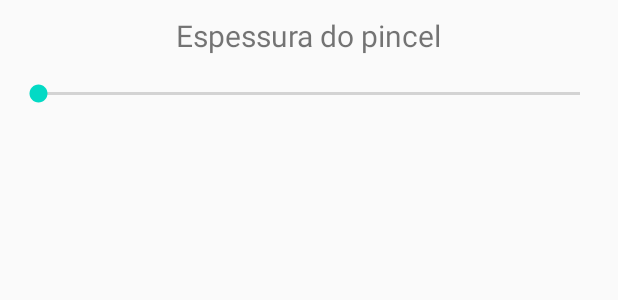
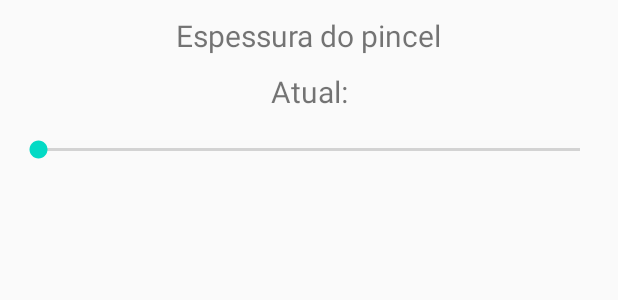
Before and after one commit to DuarteOlival99/Paint-grupo8, an Android app: the layout pincel_change_fragment.xml on its own in the app's theme, with its tools: preview values and no code run, on a phone screen of 412 x 824 dp. Shown: the top 300 px of the screen. Run offline under Robolectric (Android 15) with nearby library versions, the phone set to English and light mode, and no system bars.

Commit message:
altera espessura do pincel na forma vertical

```diff
--- a/app/src/main/java/com/example/paint/domain/project/MainActivity.kt
+++ b/app/src/main/java/com/example/paint/domain/project/MainActivity.kt
@@ -65,6 +65,9 @@ class MainActivity : AppCompatActivity(),
     override fun onCreate(savedInstanceState: Bundle?) {
         super.onCreate(savedInstanceState)
         setContentView(R.layout.activity_main)
+        NavigationManager.goToPaint(
+            supportFragmentManager
+        )
         setSupportActionBar(toolbar)
         setupDrawerMenu()
 
--- a/app/src/main/java/com/example/paint/ui/fragments/CanvasFragment.kt
+++ b/app/src/main/java/com/example/paint/ui/fragments/CanvasFragment.kt
@@ -39,7 +39,7 @@ class CanvasFragment : Fragment(){
 
     override fun onStart() {
         //viewModel.registerListener(this)
-        //viewModel.setCanvasCriado(true)
+        viewModel.setCanvasCriado(true)
         super.onStart()
     }
 
@@ -59,6 +59,10 @@ class CanvasFragment : Fragment(){
         }
     }
 
+    fun atualizaPincelEspessura() {
+        canvasView.atualizaPincelEspessura()
+    }
+
 /*    override fun onColorChange(color: Int) {
         Log.i("atualizou", "OK")
         if (viewModel.getCanvasCriado()){
--- a/app/src/main/res/layout/paint_fragment.xml
+++ b/app/src/main/res/layout/paint_fragment.xml
@@ -35,14 +35,14 @@
             android:layout_width="wrap_content"
             android:layout_height="wrap_content"
             android:text="@string/cor"
-            app:layout_constraintLeft_toRightOf="@id/textView_color_paint_canvas"
+            app:layout_constraintLeft_toRightOf="@id/textView_color_paint_canvas_vertical"
             app:layout_constraintTop_toTopOf="parent"
             app:layout_constraintBottom_toBottomOf="parent"
             app:layout_constraintRight_toLeftOf="@id/button_down"
             app:drawableTopCompat="@drawable/ic_color">
         </TextView>
         <TextView
-            android:id="@+id/textView_color_paint_canvas"
+            android:id="@+id/textView_color_paint_canvas_vertical"
             android:layout_width="wrap_content"
             android:layout_height="wrap_content"
             android:text="@string/cor_canvas"
--- a/app/src/main/res/layout/pincel_change_fragment.xml
+++ b/app/src/main/res/layout/pincel_change_fragment.xml
@@ -16,15 +16,39 @@
         app:layout_constraintLeft_toLeftOf="parent"
         />
 
+    <TextView
+        android:id="@+id/pincel_STROKE_WIDTH"
+        android:layout_width="wrap_content"
+        android:layout_height="wrap_content"
+        android:textSize="20sp"
+        android:text="@string/atual"
+        android:layout_marginTop="10dp"
+        app:layout_constraintTop_toBottomOf="@+id/textView_title_pincel"
+        app:layout_constraintRight_toRightOf="parent"
+        app:layout_constraintLeft_toLeftOf="parent"
+        />
+
+    <TextView
+        android:id="@+id/pincel_STROKE_WIDTH_numero"
+        android:layout_width="wrap_content"
+        android:layout_height="wrap_content"
+        android:textSize="20sp"
+        android:text=""
+        android:layout_marginStart="2dp"
+        app:layout_constraintTop_toTopOf="@+id/pincel_STROKE_WIDTH"
+        app:layout_constraintLeft_toRightOf="@+id/pincel_STROKE_WIDTH"
+        />
+
     <SeekBar
         android:id="@+id/seek_bar"
         android:layout_width="match_parent"
         android:layout_height="wrap_content"
-        android:max="200"
+        android:max="32"
+        android:min="1"
         android:layout_marginTop="16dp"
         android:paddingStart="25dp"
         android:paddingEnd="25dp"
-        app:layout_constraintTop_toBottomOf="@+id/textView_title_pincel"
+        app:layout_constraintTop_toBottomOf="@+id/pincel_STROKE_WIDTH"
         app:layout_constraintStart_toStartOf="parent"
         app:layout_constraintEnd_toEndOf="parent"
         />
--- a/app/src/main/res/values/strings.xml
+++ b/app/src/main/res/values/strings.xml
@@ -42,5 +42,6 @@
     <string name="cor_canvas">cor canvas</string>
     <!-- TODO: Remove or change this placeholder text -->
     <string name="hello_blank_fragment">Hello blank fragment</string>
+    <string name="atual">Atual:</string>
 
 </resources>
```
Also changed, not shown: app/src/main/java/com/example/paint/data/local/list/ListStorage.kt (+9 -0 lines), app/src/main/java/com/example/paint/ui/fragments/PaintFragment.kt (+21 -19 lines), app/src/main/java/com/example/paint/ui/fragments/PaleteFragment.kt (+32 -6 lines), app/src/main/java/com/example/paint/ui/fragments/PincelChangeDialogFragment.kt (+23 -4 lines), app/src/main/java/com/example/paint/ui/utils/MyCanvasView.kt (+8 -13 lines), app/src/main/java/com/example/paint/ui/viewmodels/logic/PaintLogic.kt (+12 -0 lines), app/src/main/java/com/example/paint/ui/viewmodels/viewmodels/PaintViewModel.kt (+13 -1 lines).
